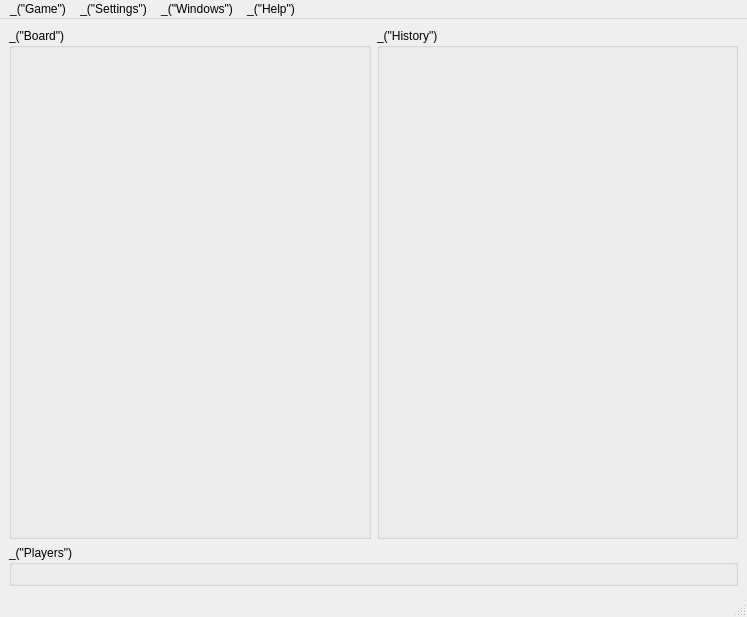
This is qt/ui/main_window.ui in cjlano/eliot as Qt 5 draws it before an edit. The edited form follows.
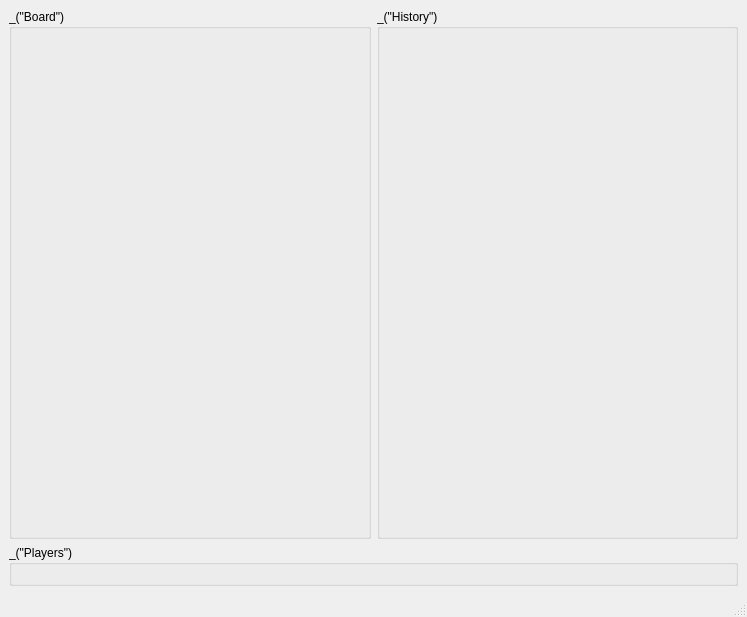
This is the edited form. Icons and pictures are not drawn.

Commit message: - Updated the INSTALL and NEWS files  - Fixed menu accelerator keys  - The board font size should be proportional to the board size

Diff of the .ui file:
```diff
--- a/qt/ui/main_window.ui
+++ b/qt/ui/main_window.ui
@@ -75,46 +75,6 @@
      <height>26</height>
     </rect>
    </property>
-   <widget class="QMenu" name="menuFile" >
-    <property name="title" >
-     <string>_("Game")</string>
-    </property>
-    <addaction name="action_GameNew" />
-    <addaction name="separator" />
-    <addaction name="action_GameLoad" />
-    <addaction name="action_GameSaveAs" />
-    <addaction name="separator" />
-    <addaction name="action_GamePrint" />
-    <addaction name="separator" />
-    <addaction name="action_GameQuit" />
-   </widget>
-   <widget class="QMenu" name="menuHelp" >
-    <property name="title" >
-     <string>_("Settings")</string>
-    </property>
-    <addaction name="action_SettingsChooseDic" />
-    <addaction name="action_SettingsPreferences" />
-   </widget>
-   <widget class="QMenu" name="menu_Help" >
-    <property name="title" >
-     <string>_("Help")</string>
-    </property>
-    <addaction name="action_HelpAbout" />
-    <addaction name="separator" />
-   </widget>
-   <widget class="QMenu" name="menu_Windows" >
-    <property name="title" >
-     <string>_("Windows")</string>
-    </property>
-    <addaction name="action_WindowsBag" />
-    <addaction name="action_WindowsBoard" />
-    <addaction name="action_WindowsHistory" />
-    <addaction name="action_WindowsDicTools" />
-   </widget>
-   <addaction name="menuFile" />
-   <addaction name="menuHelp" />
-   <addaction name="menu_Windows" />
-   <addaction name="menu_Help" />
   </widget>
   <widget class="QStatusBar" name="statusbar" >
    <property name="geometry" >
```
Left out of the diff: 105 changed lines with no effect on the pictures. The commit also changes 7 other files.
